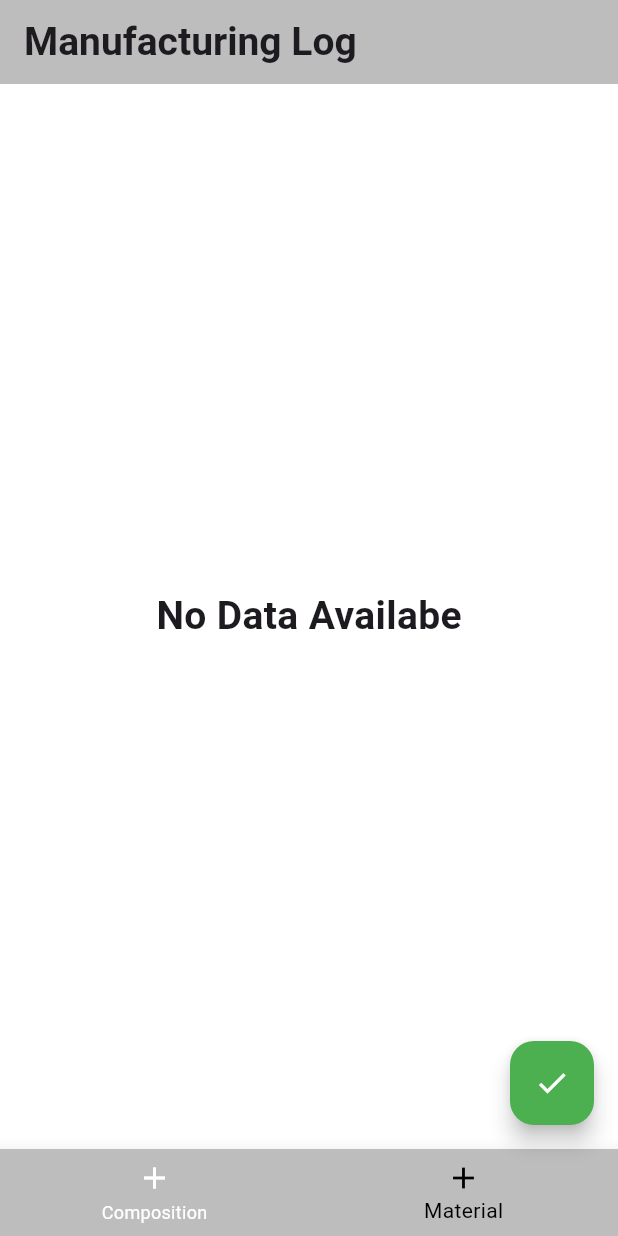
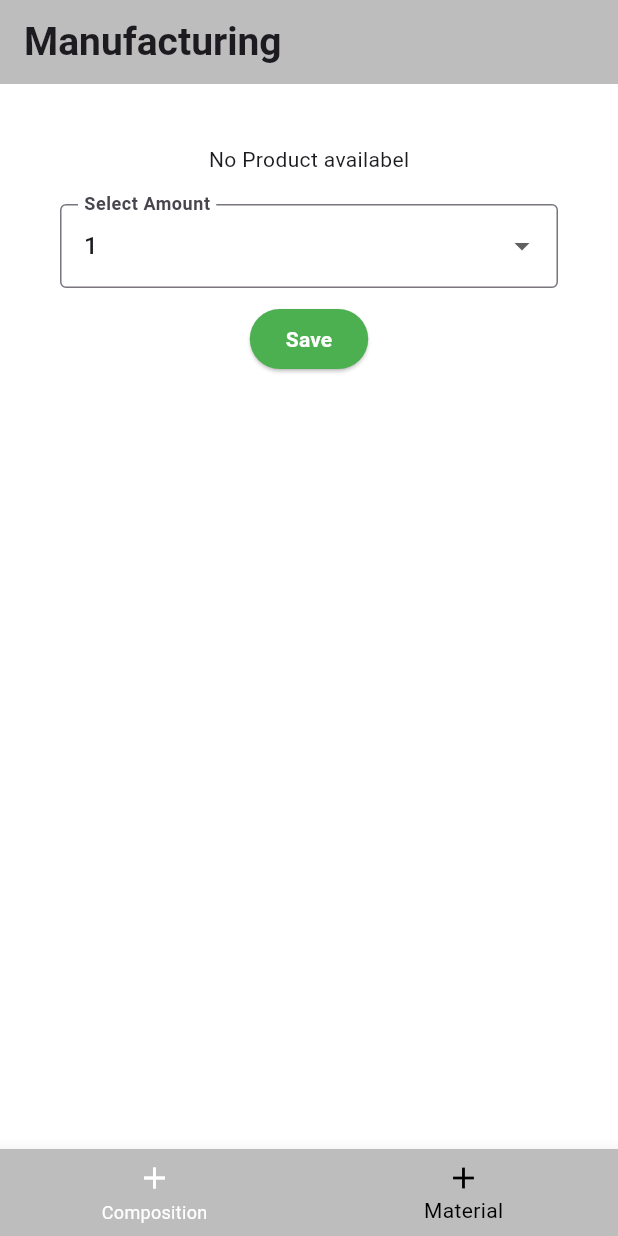
Before and after one commit to Datrix001/Raw-Material-Management-System, a Flutter app: the screen it shows after launch, item 2 of the bottom bar chosen, on a phone screen of 412 x 824 dp. Run offline on Flutter 3.47's test engine with Material 3 defaults, Android fonts, the phone set to English and light mode, and no system bars; our stand-ins replace flutter_bloc, flutter_slidable, google_fonts, hive, hive_flutter; accounts and stored records are empty; Roboto replaces fonts that are missing (Ubuntu).

Commit message:
Material Page Ui changed

```diff
--- /dev/null
+++ b/lib/presentation/components/product_dropdown.dart
@@ -0,0 +1,51 @@
+import 'package:flutter/material.dart';
+import 'package:flutter_bloc/flutter_bloc.dart';
+import 'package:rmms/data/models/hive_model.dart';
+import 'package:rmms/presentation/bloc/comp_cubit.dart';
+import 'package:rmms/presentation/utils/fonts.dart';
+
+class ProductDropdown extends StatefulWidget {
+  final String label;
+  final Function(String) onchanged;
+  const ProductDropdown({
+    super.key,
+    required this.label,
+    required this.onchanged,
+  });
+
+  @override
+  State<ProductDropdown> createState() => _ProductDropdownState();
+}
+
+class _ProductDropdownState extends State<ProductDropdown> {
+  String? dropDownValue;
+  @override
+  Widget build(BuildContext context) {
+    return BlocBuilder<CompCubit,List<HiveModel>>(
+      builder: (context, state) {
+        if(state.isEmpty){
+          return Text("No Product availabel");
+        }
+        return DropdownButtonFormField<String>(
+          decoration: InputDecoration(
+            label: Text(widget.label, style: CustomFonts.bodyBlack),
+            border: OutlineInputBorder(),
+          ),
+          value: dropDownValue,
+          isExpanded: true,
+          items: state.map((item){
+            return DropdownMenuItem<String>(
+              value: item.productName,
+              child: Text(item.productName));
+          }).toList(),
+          onChanged: (value) {
+            setState(() {
+              dropDownValue = value!;
+            });
+            widget.onchanged(value!); // Note : It will tell the parent
+          },
+        );
+      },
+    );
+  }
+}
--- a/lib/presentation/pages/home.dart
+++ b/lib/presentation/pages/home.dart
@@ -21,27 +21,28 @@ class _HomePageState extends State<HomePage> {
   }
 
   final List<Widget> pages = [Composition(), MaterialLayer()];
-  final List<String> titles = ["Raw Composition Layer","Manufacturing Log"];
+  final List<String> titles = ["Raw Composition Layer", "Manufacturing"];
   @override
   Widget build(BuildContext context) {
     return Scaffold(
       appBar: AppBar(
         title: Text(titles[currentIndex], style: CustomFonts.title),
       ),
-      floatingActionButton: FloatingActionButton(
-
-        onPressed: () {
-          if(currentIndex==0){
-          showDialog(context: context,builder:(context){
-            return DialogBox();
-          });}else{
-
-          }
-        },
-        child: currentIndex==0 ?
-        Icon(Icons.add):Icon(Icons.check)
-
-      ),
+      floatingActionButton: currentIndex != 0
+          ? null
+          : FloatingActionButton(
+              onPressed: () {
+                if (currentIndex == 0) {
+                  showDialog(
+                    context: context,
+                    builder: (context) {
+                      return DialogBox();
+                    },
+                  );
+                } else {}
+              },
+              child: currentIndex == 0 ? Icon(Icons.add) : Icon(Icons.check),
+            ),
       bottomNavigationBar: BottomNavigationBar(
         currentIndex: currentIndex,
         onTap: indexChange,
--- a/lib/presentation/pages/material.dart
+++ b/lib/presentation/pages/material.dart
@@ -3,58 +3,97 @@ import 'package:flutter_bloc/flutter_bloc.dart';
 import 'package:rmms/data/models/hive_model.dart';
 import 'package:rmms/presentation/bloc/comp_cubit.dart';
 import 'package:rmms/presentation/components/Custom_icon.dart';
+import 'package:rmms/presentation/components/custom_button.dart';
+import 'package:rmms/presentation/components/dropdown.dart';
+import 'package:rmms/presentation/components/product_dropdown.dart';
 import 'package:rmms/presentation/utils/fonts.dart';
 
 class MaterialLayer extends StatelessWidget {
   const MaterialLayer({super.key});
 
+
   @override
   Widget build(BuildContext context) {
-    return BlocBuilder<CompCubit, List<HiveModel>>(
-      builder: (context, state) {
-        return state.isEmpty
-            ? Center(child: Text("No Data Availabe", style: CustomFonts.title))
-            : ListView.builder(
-          itemCount: state.length,
-          itemBuilder: (context, index) {
-            final item = state[index];
+  // final TextEditingController productName = TextEditingController();
+  //   int value = 0;
+
+
+
     return Padding(
       padding: const EdgeInsets.only(top: 20, left: 20, right: 20),
-              child: Container(
-                height: 100,
+      child: Column(
+        children: [
+          Container(
+            height: 240,
             decoration: BoxDecoration(
-                  color: Colors.blue,
-                  borderRadius: BorderRadius.circular(10),
-                  boxShadow: const [BoxShadow(color: Colors.black12)],
+              borderRadius: BorderRadius.circular(20),
+              color: Colors.white
             ),
             child: Padding(
-                  padding: const EdgeInsets.all(8.0),
-                  child: Row(
-                    mainAxisAlignment: MainAxisAlignment.spaceBetween,
+              padding: const EdgeInsets.all(20),
+              child: Column(
                 children: [
-                      Text(item.productName, style: CustomFonts.body1Black),
-                      // Spacer(),
-                      CustomIcon(
-                        onPressed: () {},
-                        icon: Icon(Icons.add),
-                        // color: Colors.white,
-                        backgroundColor: Colors.green,
-                      ),
-                      Text("1", style: CustomFonts.body1Black),
-                      CustomIcon(
-                        onPressed: () {},
-                        icon: Icon(Icons.remove),
-                        // color: Colors.white,
-                        backgroundColor: Colors.green,
-                      ),
+                  ProductDropdown(label: "Select Product", onchanged: (_){}),
+                  SizedBox(height: 20,),
+                  CustomDropdown(label: "Select Amount", onchanged: (_){}),
+                  SizedBox(height: 10,),
+                  CustomButton(function: (){}, name: "Save", color: Colors.green)
                 ],
               ),
             ),
           ),
-            );
-          },
-        );
-      },
+          SizedBox(height: 20,),
+
+          Align(
+            alignment: Alignment.topLeft,
+            child: Text("Manufacturing Log",style: CustomFonts.title1,))
+          // Expanded(
+          //   child: BlocBuilder<CompCubit, List<HiveModel>>(
+          //     builder: (context, state) {
+          //       return state.isEmpty
+          //           ? Center(child: Text("No Data Availabe", style: CustomFonts.title))
+          //           : ListView.builder(
+          //         itemCount: state.length,
+          //         itemBuilder: (context, index) {
+          //           final item = state[index];
+          //           return Container(
+          //             height: 100,
+          //             decoration: BoxDecoration(
+          //               color: Colors.blue,
+          //               borderRadius: BorderRadius.circular(10),
+          //               boxShadow: const [BoxShadow(color: Colors.black12)],
+          //             ),
+          //             child: Padding(
+          //               padding: const EdgeInsets.all(8.0),
+          //               child: Row(
+          //                 mainAxisAlignment: MainAxisAlignment.spaceBetween,
+          //                 children: [
+          //                   Text(item.productName, style: CustomFonts.body1Black),
+          //                   // Spacer(),
+          //                   CustomIcon(
+          //                     onPressed: () {},
+          //                     icon: Icon(Icons.add),
+          //                     // color: Colors.white,
+          //                     backgroundColor: Colors.green,
+          //                   ),
+          //                   Text("0", style: CustomFonts.body1Black),
+          //                   CustomIcon(
+          //                     onPressed: () {},
+          //                     icon: Icon(Icons.remove),
+          //                     // color: Colors.white,
+          //                     backgroundColor: Colors.green,
+          //                   ),
+          //                 ],
+          //               ),
+          //             ),
+          //           );
+          //         },
+          //       );
+          //     },
+          //   ),
+          // ),
+        ],
+      ),
     );
   }
 }
--- a/lib/presentation/utils/fonts.dart
+++ b/lib/presentation/utils/fonts.dart
@@ -9,6 +9,13 @@ class CustomFonts {
     fontWeight: FontWeight.w600
 
   );
+
+  static TextStyle title1 = GoogleFonts.ubuntu(
+    fontSize: 26,
+    fontWeight: FontWeight.w600,
+    color: Colors.white
+  );
+
 
   static TextStyle body = GoogleFonts.ubuntu(
     fontWeight: FontWeight.w500,
```
Lines whose indentation alone changed are shown as unchanged.
